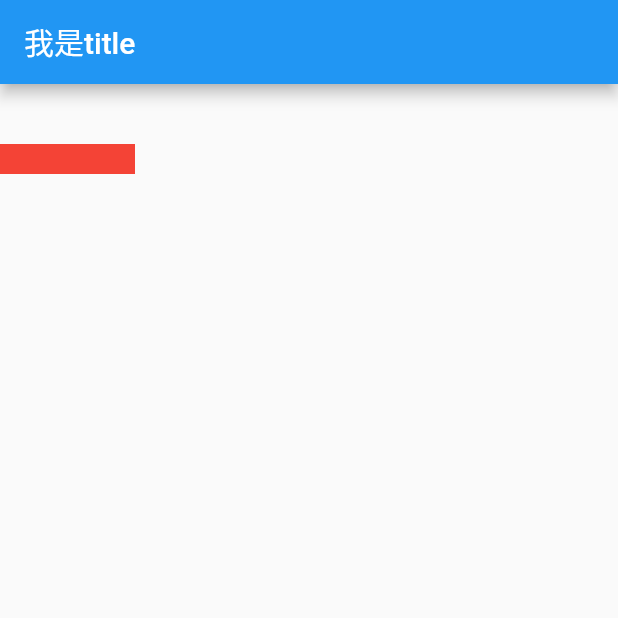
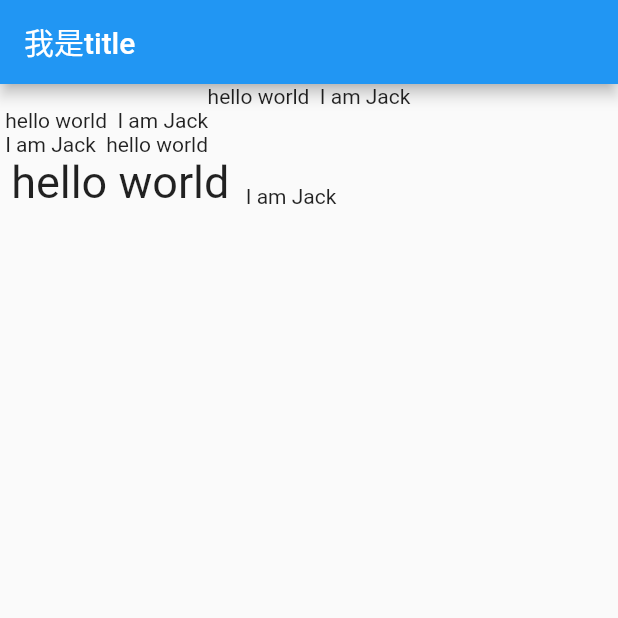
Before and after one commit to yanlele/flutter_study_case, a Flutter app: the screen it shows after launch, on a phone screen of 412 x 824 dp, the top half of it. Run offline on Flutter 3.47's test engine with Material 2 defaults, Android fonts, the phone set to English and light mode, and no system bars.

Commit message:
feat: Row Column 组件

```diff
--- /dev/null
+++ b/lib/06_layout_and_constraints/03_row_demo.dart
@@ -0,0 +1,45 @@
+import 'package:flutter/material.dart';
+
+class YLRowDemo1 extends StatelessWidget {
+  const YLRowDemo1({Key? key}) : super(key: key);
+
+  @override
+  Widget build(BuildContext context) {
+    return Column(
+      crossAxisAlignment: CrossAxisAlignment.start,
+      children: [
+        Row(
+          mainAxisAlignment: MainAxisAlignment.center,
+          children: const <Widget>[
+            Text(" hello world "),
+            Text(" I am Jack "),
+          ],
+        ),
+        Row(
+          mainAxisSize: MainAxisSize.min,
+          mainAxisAlignment: MainAxisAlignment.center,
+          children: const <Widget>[
+            Text(" hello world "),
+            Text(" I am Jack "),
+          ],
+        ),
+        Row(
+          mainAxisAlignment: MainAxisAlignment.end,
+          textDirection: TextDirection.rtl,
+          children: const <Widget>[
+            Text(" hello world "),
+            Text(" I am Jack "),
+          ],
+        ),
+        Row(
+          crossAxisAlignment: CrossAxisAlignment.start,
+          verticalDirection: VerticalDirection.up,
+          children: const <Widget>[
+            Text(" hello world ", style: TextStyle(fontSize: 30.0),),
+            Text(" I am Jack "),
+          ],
+        )
+      ],
+    );
+  }
+}
--- a/lib/main.dart
+++ b/lib/main.dart
@@ -1,5 +1,5 @@
 import 'package:flutter/material.dart';
-import '06_layout_and_constraints/02_unconstrained_box.dart';
+import '06_layout_and_constraints/03_row_demo.dart';
 
 main() => runApp(const MyApp());
 
@@ -15,7 +15,7 @@ class MyApp extends StatelessWidget {
       // Scaffold 脚手架， 可以快速搭建页面
       home: Scaffold(
         appBar: AppBar(title: const Text("我是title")),
-        body: const YLUnconstrainedBox(),
+        body: const YLRowDemo1(),
       ),
     );
   }
```
